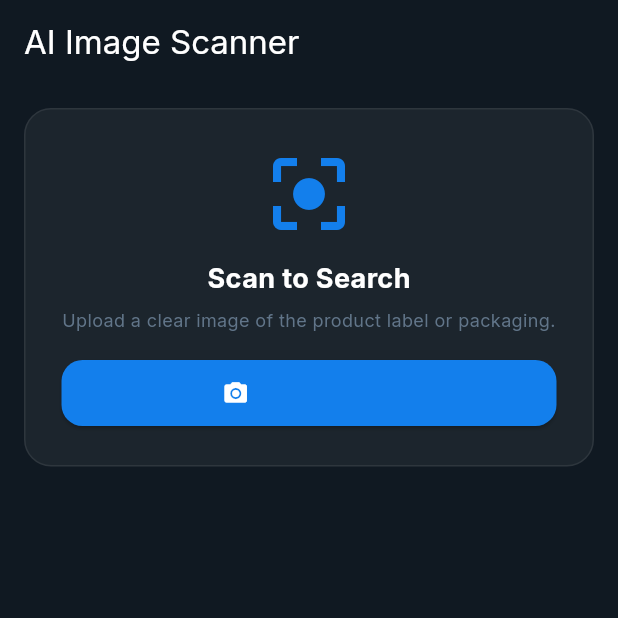
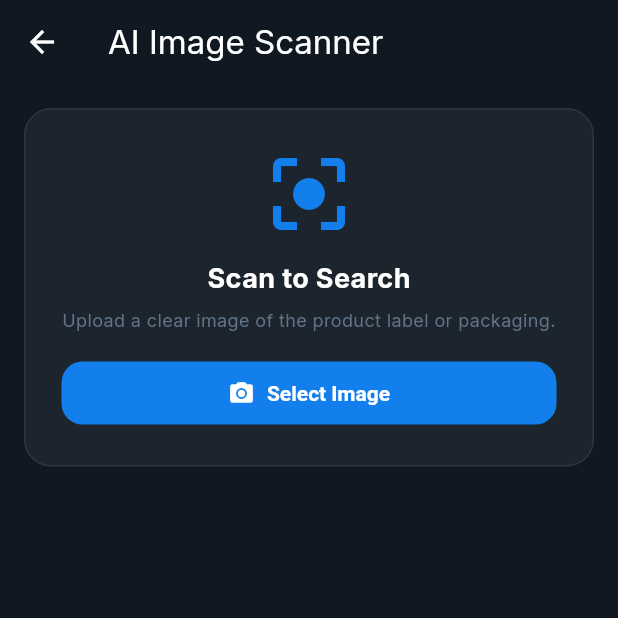
Before and after one commit to divyesh1099/dBiller, a Flutter app: the AiImageScannerScreen screen opened by its route, on a phone screen of 412 x 824 dp, the top half of it. Run offline on Flutter 3.47's test engine with Material 3 defaults, Android fonts, the phone set to English and light mode, and no system bars; our stand-ins replace dio, file_picker, flutter_riverpod, flutter_secure_storage, go_router, google_fonts and 1 more; accounts and stored records are empty.

Commit message:
feat: Initialize project with core frontend features including organization, subscription, billing, authentication, and access management screens, along with backend setup and CI/CD.

```diff
--- a/frontend/lib/core/theme.dart
+++ b/frontend/lib/core/theme.dart
@@ -83,5 +83,36 @@ class AppTheme {
       elevation: 0,
       scrolledUnderElevation: 0,
     ),
+    elevatedButtonTheme: ElevatedButtonThemeData(
+      style: ElevatedButton.styleFrom(
+        elevation: 0,
+        backgroundColor: AppColors.primary,
+        foregroundColor: Colors.white,
+        shape: const StadiumBorder(),
+        padding: const EdgeInsets.symmetric(horizontal: 20, vertical: 12),
+        textStyle: const TextStyle(fontWeight: FontWeight.bold),
+      ),
+    ),
+    inputDecorationTheme: InputDecorationTheme(
+      border: const OutlineInputBorder(
+        borderRadius: BorderRadius.all(Radius.circular(10)),
+      ),
+      enabledBorder: OutlineInputBorder(
+        borderSide: BorderSide(color: AppColors.borderLight.withOpacity(0.2)),
+        borderRadius: const BorderRadius.all(Radius.circular(10)),
+      ),
+      filled: true,
+      fillColor: AppColors.surfaceDark,
+      contentPadding: const EdgeInsets.all(16),
+      hintStyle: const TextStyle(color: AppColors.textMuted),
+    ),
+    textTheme: const TextTheme(
+      bodyLarge: TextStyle(color: Colors.white),
+      bodyMedium: TextStyle(color: Colors.white),
+      bodySmall: TextStyle(color: Colors.white70),
+      titleLarge: TextStyle(color: Colors.white),
+      titleMedium: TextStyle(color: Colors.white),
+      titleSmall: TextStyle(color: Colors.white),
+    ),
   );
 }
--- a/frontend/lib/features/access/presentation/permissions_matrix_screen.dart
+++ b/frontend/lib/features/access/presentation/permissions_matrix_screen.dart
@@ -36,7 +36,7 @@ class _PermissionsMatrixScreenState extends ConsumerState<PermissionsMatrixScree
             }
             return Column(
               children: [
-                _TopBar(onBack: () => context.pop()),
+                _TopBar(onBack: () => context.canPop() ? context.pop() : context.go('/roles')),
                 Expanded(
                   child: ListView(
                     padding: const EdgeInsets.only(bottom: 100),
--- a/frontend/lib/features/access/presentation/roles_management_screen.dart
+++ b/frontend/lib/features/access/presentation/roles_management_screen.dart
@@ -16,7 +16,10 @@ class RolesManagementScreen extends ConsumerWidget {
       body: SafeArea(
         child: Column(
           children: [
-            _TopBar(onBack: () => context.pop(), onAdd: () => _showCreateRole(context, ref)),
+            _TopBar(
+              onBack: () => context.canPop() ? context.pop() : context.go('/home'),
+              onAdd: () => _showCreateRole(context, ref),
+            ),
             Expanded(
               child: rolesAsync.when(
                 data: (roles) {
--- a/frontend/lib/features/auth/presentation/login_screen.dart
+++ b/frontend/lib/features/auth/presentation/login_screen.dart
@@ -143,6 +143,7 @@ class _LoginScreenState extends ConsumerState<LoginScreen> {
                           onPressed: state.isLoading ? null : _submit,
                           style: ElevatedButton.styleFrom(
                             backgroundColor: AppColors.primary,
+                            foregroundColor: Colors.white,
                             shape: RoundedRectangleBorder(borderRadius: BorderRadius.circular(14)),
                           ),
                           child: state.isLoading
--- a/frontend/lib/features/auth/presentation/onboarding_screen.dart
+++ b/frontend/lib/features/auth/presentation/onboarding_screen.dart
@@ -166,6 +166,7 @@ class _OnboardingScreenState extends ConsumerState<OnboardingScreen> {
                   onPressed: _isLoading ? null : _submit,
                   style: ElevatedButton.styleFrom(
                     backgroundColor: AppColors.primary,
+                    foregroundColor: Colors.white,
                     shape: RoundedRectangleBorder(borderRadius: BorderRadius.circular(14)),
                   ),
                   child: _isLoading
--- a/frontend/lib/features/billing/presentation/ai_image_scanner_screen.dart
+++ b/frontend/lib/features/billing/presentation/ai_image_scanner_screen.dart
@@ -2,6 +2,7 @@ import 'package:flutter/foundation.dart';
 import 'package:flutter/material.dart';
 import 'package:flutter_riverpod/flutter_riverpod.dart';
 import 'package:image_picker/image_picker.dart';
+import 'package:go_router/go_router.dart';
 import '../../../core/app_colors.dart';
 import 'pos_controller.dart';
 
@@ -48,7 +49,13 @@ class AiImageScannerScreen extends ConsumerWidget {
   Widget build(BuildContext context, WidgetRef ref) {
     final state = ref.watch(posProvider);
     return Scaffold(
-      appBar: AppBar(title: const Text('AI Image Scanner')),
+      appBar: AppBar(
+        leading: IconButton(
+          icon: const Icon(Icons.arrow_back),
+          onPressed: () => context.canPop() ? context.pop() : context.go('/home'),
+        ),
+        title: const Text('AI Image Scanner'),
+      ),
       body: SafeArea(
         child: ListView(
           padding: const EdgeInsets.all(16),
--- a/frontend/lib/features/billing/presentation/pos_screen.dart
+++ b/frontend/lib/features/billing/presentation/pos_screen.dart
@@ -2,6 +2,7 @@ import 'package:flutter/foundation.dart';
 import 'package:flutter/material.dart';
 import 'package:flutter_riverpod/flutter_riverpod.dart';
 import 'package:image_picker/image_picker.dart';
+import 'package:go_router/go_router.dart';
 import 'pos_controller.dart';
 import '../../inventory/presentation/inventory_controller.dart';
 import '../../inventory/data/product.dart';
@@ -17,6 +18,10 @@ class POSScreen extends ConsumerWidget {
 
     return Scaffold(
       appBar: AppBar(
+        leading: IconButton(
+          icon: const Icon(Icons.arrow_back),
+          onPressed: () => context.canPop() ? context.pop() : context.go('/home'),
+        ),
         title: const Text('Point of Sale'),
         actions: [
           Padding(
--- a/frontend/lib/features/organizations/presentation/organization_management_screen.dart
+++ b/frontend/lib/features/organizations/presentation/organization_management_screen.dart
@@ -77,6 +77,10 @@ class _TopBar extends StatelessWidget {
       padding: const EdgeInsets.symmetric(horizontal: 16, vertical: 10),
       child: Row(
         children: [
+          IconButton(
+            icon: const Icon(Icons.arrow_back),
+            onPressed: () => context.canPop() ? context.pop() : context.go('/home'),
+          ),
           const Icon(Icons.dashboard_customize, color: AppColors.primary),
           const SizedBox(width: 8),
           const Expanded(
```
Also changed, not shown: frontend/lib/features/access/presentation/permissions_landing_screen.dart (+7 -1 lines), frontend/lib/features/auth/data/auth_repository.dart (+10 -2 lines), frontend/lib/features/dashboard/analytics_screen.dart (+8 -1 lines), frontend/lib/features/dashboard/heatmap_screen.dart (+8 -1 lines), frontend/lib/features/dashboard/superadmin_dashboard_screen.dart (+8 -1 lines), frontend/lib/features/subscriptions/presentation/plan_manager_screen.dart (+8 -1 lines), frontend/lib/features/subscriptions/presentation/subscription_plans_screen.dart (+8 -1 lines), 4 other files.
